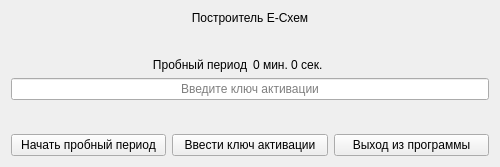
Qt form interfaces/activationWindowUI.ui (ZalmanHack/e-circuit_builder) before a commit.
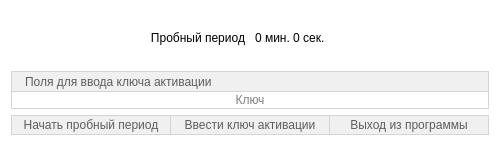
The same form after that commit.

```diff
--- a/interfaces/activationWindowUI.ui
+++ b/interfaces/activationWindowUI.ui
@@ -7,7 +7,7 @@
     <x>0</x>
     <y>0</y>
     <width>500</width>
-    <height>167</height>
+    <height>146</height>
    </rect>
   </property>
   <property name="sizePolicy">
@@ -19,37 +19,24 @@
   <property name="minimumSize">
    <size>
     <width>500</width>
-    <height>167</height>
+    <height>146</height>
    </size>
   </property>
   <property name="maximumSize">
    <size>
     <width>500</width>
-    <height>167</height>
+    <height>146</height>
    </size>
   </property>
   <property name="windowTitle">
    <string>Form</string>
   </property>
   <property name="styleSheet">
-   <string notr="true"/>
+   <string notr="true">background-color: rgb(255, 255, 255);</string>
   </property>
-  <layout class="QVBoxLayout" name="verticalLayout">
+  <layout class="QVBoxLayout" name="verticalLayout_2">
    <item>
-    <widget class="QLabel" name="label">
-     <property name="styleSheet">
-      <string notr="true">font: 16pt &quot;Segoe UI&quot;;</string>
-     </property>
-     <property name="text">
-      <string>Построитель Е-Схем</string>
-     </property>
-     <property name="alignment">
-      <set>Qt::AlignCenter</set>
-     </property>
-    </widget>
-   </item>
-   <item>
-    <spacer name="verticalSpacer_2">
+    <spacer name="verticalSpacer">
      <property name="orientation">
       <enum>Qt::Vertical</enum>
      </property>
@@ -62,7 +49,28 @@
     </spacer>
    </item>
    <item>
+    <widget class="QWidget" name="widgetTime" native="true">
+     <property name="styleSheet">
+      <string notr="true">QWidget {
+font: 25 16pt &quot;Segoe UI&quot;;
+}</string>
+     </property>
     <layout class="QHBoxLayout" name="horizontalLayout">
+      <property name="spacing">
+       <number>10</number>
+      </property>
+      <property name="leftMargin">
+       <number>0</number>
+      </property>
+      <property name="topMargin">
+       <number>0</number>
+      </property>
+      <property name="rightMargin">
+       <number>0</number>
+      </property>
+      <property name="bottomMargin">
+       <number>0</number>
+      </property>
      <item>
       <widget class="QLabel" name="label_2">
        <property name="styleSheet">
@@ -87,11 +95,84 @@
       </widget>
      </item>
     </layout>
+    </widget>
+   </item>
+   <item>
+    <spacer name="verticalSpacer_2">
+     <property name="orientation">
+      <enum>Qt::Vertical</enum>
+     </property>
+     <property name="sizeHint" stdset="0">
+      <size>
+       <width>20</width>
+       <height>40</height>
+      </size>
+     </property>
+    </spacer>
+   </item>
+   <item>
+    <widget class="QWidget" name="widgetKey" native="true">
+     <property name="styleSheet">
+      <string notr="true">QWidget {
+border-style: solid;
+border-color:  rgb(213, 213, 213)
+}</string>
+     </property>
+     <layout class="QVBoxLayout" name="verticalLayout">
+      <property name="spacing">
+       <number>0</number>
+      </property>
+      <property name="leftMargin">
+       <number>0</number>
+      </property>
+      <property name="topMargin">
+       <number>0</number>
+      </property>
+      <property name="rightMargin">
+       <number>0</number>
+      </property>
+      <property name="bottomMargin">
+       <number>0</number>
+      </property>
+      <item>
+       <widget class="QLabel" name="label_3">
+        <property name="sizePolicy">
+         <sizepolicy hsizetype="Preferred" vsizetype="Fixed">
+          <horstretch>0</horstretch>
+          <verstretch>0</verstretch>
+         </sizepolicy>
+        </property>
+        <property name="minimumSize">
+         <size>
+          <width>0</width>
+          <height>20</height>
+         </size>
+        </property>
+        <property name="styleSheet">
+         <string notr="true">QLabel {
+background-color: rgb(240, 240, 240);
+border-top-width: 1;
+border-left-width: 1;
+border-right-width: 1;
+color: rgb(93, 93, 93);
+padding-left: 10px;
+}</string>
+        </property>
+        <property name="text">
+         <string>Поля для ввода ключа активации</string>
+        </property>
+       </widget>
    </item>
    <item>
     <widget class="QLineEdit" name="lineEditKey">
      <property name="styleSheet">
-      <string notr="true">font: 25 16pt &quot;Segoe UI&quot;;</string>
+         <string notr="true">QLineEdit {
+	border-top-width: 1;
+	border-bottom-width: 1;
+	border-left-width: 1;
+	border-right-width: 1;
+	font: 25 16pt &quot;Segoe UI&quot;;
+}</string>
      </property>
      <property name="inputMask">
       <string/>
@@ -112,27 +193,74 @@
       <set>Qt::AlignCenter</set>
      </property>
      <property name="placeholderText">
-      <string>Введите ключ активации</string>
+         <string>Ключ</string>
      </property>
     </widget>
    </item>
+     </layout>
+    </widget>
+   </item>
    <item>
-    <spacer name="verticalSpacer">
-     <property name="orientation">
-      <enum>Qt::Vertical</enum>
+    <widget class="QWidget" name="" native="true">
+     <property name="minimumSize">
+      <size>
+       <width>0</width>
+       <height>20</height>
+      </size>
      </property>
-     <property name="sizeHint" stdset="0">
+     <property name="maximumSize">
       <size>
-       <width>20</width>
-       <height>40</height>
+       <width>16777215</width>
+       <height>20</height>
       </size>
      </property>
-    </spacer>
-   </item>
-   <item>
+     <property name="styleSheet">
+      <string notr="true">QWidget {
+border-style: solid;
+border-color:  rgb(213, 213, 213)
+}</string>
+     </property>
     <layout class="QHBoxLayout" name="horizontalLayout_2">
+      <property name="spacing">
+       <number>0</number>
+      </property>
+      <property name="leftMargin">
+       <number>0</number>
+      </property>
+      <property name="topMargin">
+       <number>0</number>
+      </property>
+      <property name="rightMargin">
+       <number>0</number>
+      </property>
+      <property name="bottomMargin">
+       <number>0</number>
+      </property>
      <item>
       <widget class="QPushButton" name="pushFree">
+        <property name="sizePolicy">
+         <sizepolicy hsizetype="Minimum" vsizetype="Expanding">
+          <horstretch>0</horstretch>
+          <verstretch>0</verstretch>
+         </sizepolicy>
+        </property>
+        <property name="styleSheet">
+         <string notr="true">QPushButton {
+background-color: rgb(240, 240, 240);
+border-top-width: 1;
+border-bottom-width: 1;
+border-left-width: 1;
+color: rgb(93, 93, 93)
+}
+QPushButton:hover {
+background-color: rgb(220, 220, 220);
+color: rgb(0, 0, 0);
+}
+QPushButton:pressed {
+background-color: rgb(93, 93, 93);
+color: rgb(240, 240, 240);
+}</string>
+        </property>
        <property name="text">
         <string>Начать пробный период</string>
        </property>
@@ -140,6 +268,30 @@
      </item>
      <item>
       <widget class="QPushButton" name="pushKey">
+        <property name="sizePolicy">
+         <sizepolicy hsizetype="Minimum" vsizetype="Expanding">
+          <horstretch>0</horstretch>
+          <verstretch>0</verstretch>
+         </sizepolicy>
+        </property>
+        <property name="styleSheet">
+         <string notr="true">QPushButton {
+background-color: rgb(240, 240, 240);
+border-top-width: 1;
+border-bottom-width: 1;
+border-left-width: 1;
+border-right-width: 1;
+color: rgb(93, 93, 93)
+}
+QPushButton:hover {
+background-color: rgb(220, 220, 220);
+color: rgb(0, 0, 0);
+}
+QPushButton:pressed {
+background-color: rgb(93, 93, 93);
+color: rgb(240, 240, 240);
+}</string>
+        </property>
        <property name="text">
         <string>Ввести ключ активации</string>
        </property>
@@ -147,12 +299,36 @@
      </item>
      <item>
       <widget class="QPushButton" name="pushExit">
+        <property name="sizePolicy">
+         <sizepolicy hsizetype="Minimum" vsizetype="Expanding">
+          <horstretch>0</horstretch>
+          <verstretch>0</verstretch>
+         </sizepolicy>
+        </property>
+        <property name="styleSheet">
+         <string notr="true">QPushButton {
+background-color: rgb(240, 240, 240);
+border-top-width: 1;
+border-bottom-width: 1;
+border-right-width: 1;
+color: rgb(93, 93, 93)
+}
+QPushButton:hover {
+background-color: rgb(220, 220, 220);
+color: rgb(0, 0, 0);
+}
+QPushButton:pressed {
+background-color: rgb(93, 93, 93);
+color: rgb(240, 240, 240);
+}</string>
+        </property>
        <property name="text">
         <string>Выход из программы</string>
        </property>
       </widget>
      </item>
     </layout>
+    </widget>
    </item>
   </layout>
  </widget>
```
Left out of the diff: 4 changed lines with no effect on the pictures. Lines whose indentation alone changed are shown as unchanged.
